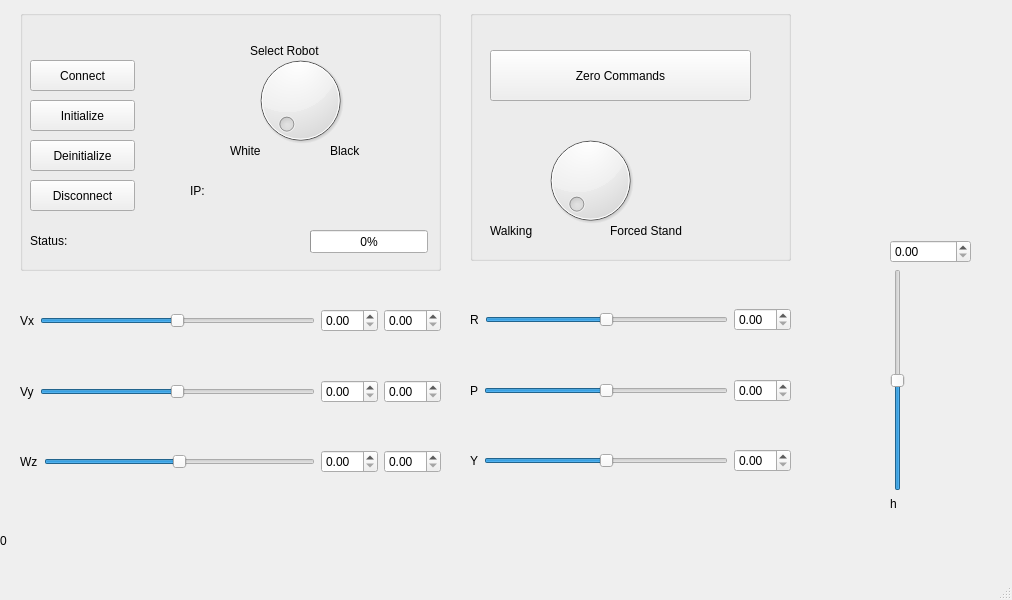
First picture: the form in qt/configuration_window/mainwindow.ui, repository Adorno-Lab/sas_robot_driver_unitree_b1, before the edit.
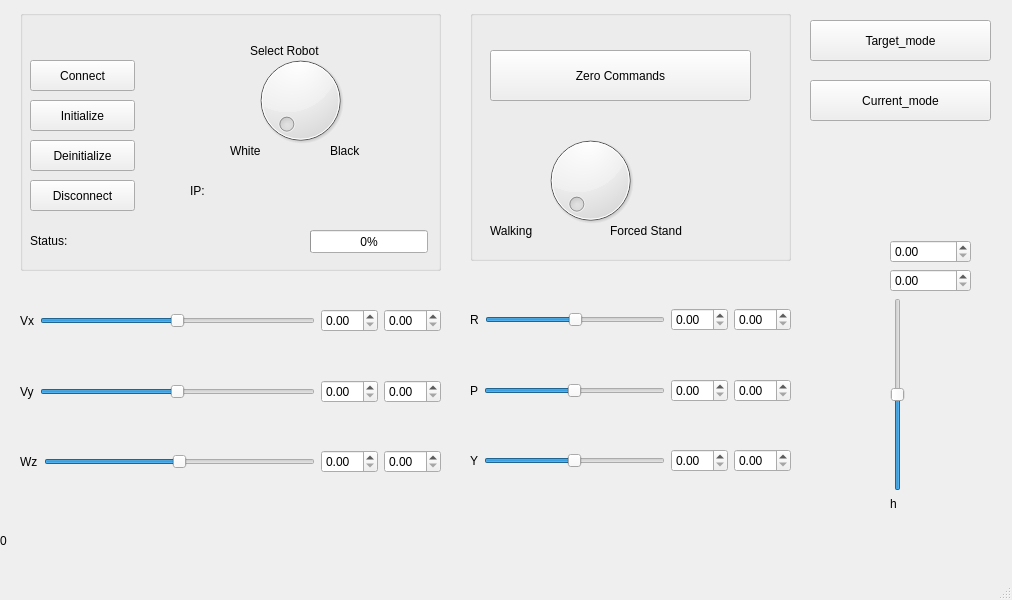
Second picture: the form after the edit.

Commit message: Added the high modes in the QT app

The edit to the form file:
```diff
--- a/qt/configuration_window/mainwindow.ui
+++ b/qt/configuration_window/mainwindow.ui
@@ -161,6 +161,9 @@
      <item>
       <widget class="QDoubleSpinBox" name="doubleSpinBox_roll_"/>
      </item>
+     <item>
+      <widget class="QDoubleSpinBox" name="doubleSpinBox_read_roll_"/>
+     </item>
     </layout>
    </widget>
    <widget class="QWidget" name="horizontalLayoutWidget_5">
@@ -196,6 +199,9 @@
      <item>
       <widget class="QDoubleSpinBox" name="doubleSpinBox_pitch_"/>
      </item>
+     <item>
+      <widget class="QDoubleSpinBox" name="doubleSpinBox_read_pitch_"/>
+     </item>
     </layout>
    </widget>
    <widget class="QWidget" name="horizontalLayoutWidget_6">
@@ -231,6 +237,9 @@
      <item>
       <widget class="QDoubleSpinBox" name="doubleSpinBox_yaw_"/>
      </item>
+     <item>
+      <widget class="QDoubleSpinBox" name="doubleSpinBox_read_yaw_"/>
+     </item>
     </layout>
    </widget>
    <widget class="QLabel" name="elapsed_time_label_">
@@ -256,6 +265,9 @@
      </rect>
     </property>
     <layout class="QVBoxLayout" name="verticalLayout">
+     <item>
+      <widget class="QDoubleSpinBox" name="doubleSpinBox_read_height_"/>
+     </item>
      <item>
       <widget class="QDoubleSpinBox" name="doubleSpinBox_height_delta_"/>
      </item>
@@ -505,6 +517,32 @@
      </property>
     </widget>
    </widget>
+   <widget class="QPushButton" name="pushButton_target_mode_">
+    <property name="geometry">
+     <rect>
+      <x>810</x>
+      <y>20</y>
+      <width>181</width>
+      <height>41</height>
+     </rect>
+    </property>
+    <property name="text">
+     <string>Target_mode</string>
+    </property>
+   </widget>
+   <widget class="QPushButton" name="pushButton_current_mode_">
+    <property name="geometry">
+     <rect>
+      <x>810</x>
+      <y>80</y>
+      <width>181</width>
+      <height>41</height>
+     </rect>
+    </property>
+    <property name="text">
+     <string>Current_mode</string>
+    </property>
+   </widget>
   </widget>
   <widget class="QMenuBar" name="menubar">
    <property name="geometry">
@@ -512,7 +550,7 @@
      <x>0</x>
      <y>0</y>
      <width>1012</width>
-     <height>23</height>
+     <height>27</height>
     </rect>
    </property>
   </widget>
```
The commit also changes 3 other files.
